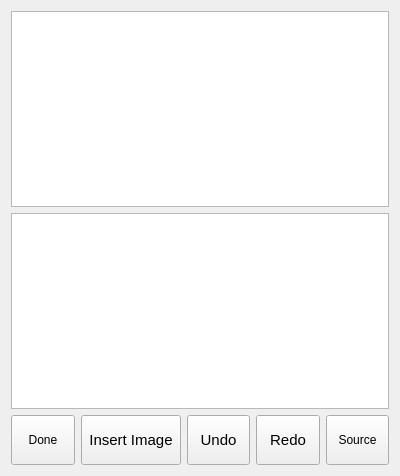
Qt form src/dlgMemos.ui (ic005k/Knot-Legacy) before a commit.
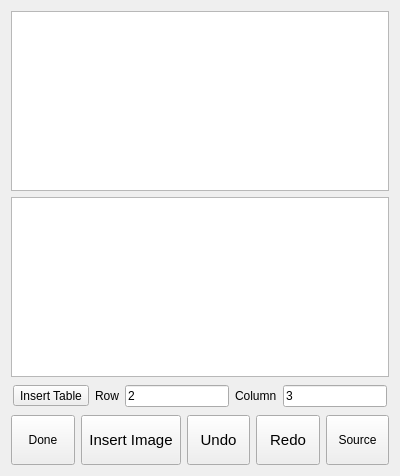
The same form after that commit. Icons and pictures are not drawn.

Commit message: Optimized memo

Patch:
```diff
--- a/src/dlgMemos.ui
+++ b/src/dlgMemos.ui
@@ -14,10 +14,7 @@
    <string>Dialog</string>
   </property>
   <layout class="QGridLayout" name="gridLayout_2">
-   <item row="1" column="0">
-    <widget class="QTextEdit" name="textEdit"/>
-   </item>
-   <item row="3" column="0">
+   <item row="4" column="0">
     <layout class="QHBoxLayout" name="horizontalLayout_2">
      <item>
       <widget class="QToolButton" name="btnBack">
@@ -180,7 +177,81 @@
     </layout>
    </item>
    <item row="2" column="0">
-    <widget class="QTextEdit" name="plainTextEdit"/>
+    <widget class="QTextEdit" name="editSource"/>
+   </item>
+   <item row="1" column="0">
+    <widget class="QTextEdit" name="textEdit"/>
+   </item>
+   <item row="3" column="0">
+    <widget class="QFrame" name="frameFun">
+     <property name="minimumSize">
+      <size>
+       <width>0</width>
+       <height>0</height>
+      </size>
+     </property>
+     <property name="frameShape">
+      <enum>QFrame::NoFrame</enum>
+     </property>
+     <property name="frameShadow">
+      <enum>QFrame::Raised</enum>
+     </property>
+     <layout class="QHBoxLayout" name="horizontalLayout">
+      <property name="leftMargin">
+       <number>2</number>
+      </property>
+      <property name="topMargin">
+       <number>2</number>
+      </property>
+      <property name="rightMargin">
+       <number>2</number>
+      </property>
+      <property name="bottomMargin">
+       <number>2</number>
+      </property>
+      <item>
+       <widget class="QToolButton" name="btnInsertTable">
+        <property name="sizePolicy">
+         <sizepolicy hsizetype="Preferred" vsizetype="Fixed">
+          <horstretch>0</horstretch>
+          <verstretch>0</verstretch>
+         </sizepolicy>
+        </property>
+        <property name="text">
+         <string>Insert Table</string>
+        </property>
+       </widget>
+      </item>
+      <item>
+       <widget class="QLabel" name="label">
+        <property name="text">
+         <string>Row</string>
+        </property>
+       </widget>
+      </item>
+      <item>
+       <widget class="QLineEdit" name="editRow">
+        <property name="text">
+         <string>2</string>
+        </property>
+       </widget>
+      </item>
+      <item>
+       <widget class="QLabel" name="label_2">
+        <property name="text">
+         <string>Column</string>
+        </property>
+       </widget>
+      </item>
+      <item>
+       <widget class="QLineEdit" name="editCol">
+        <property name="text">
+         <string>3</string>
+        </property>
+       </widget>
+      </item>
+     </layout>
+    </widget>
    </item>
   </layout>
  </widget>
```
The commit also changes 5 other files.
